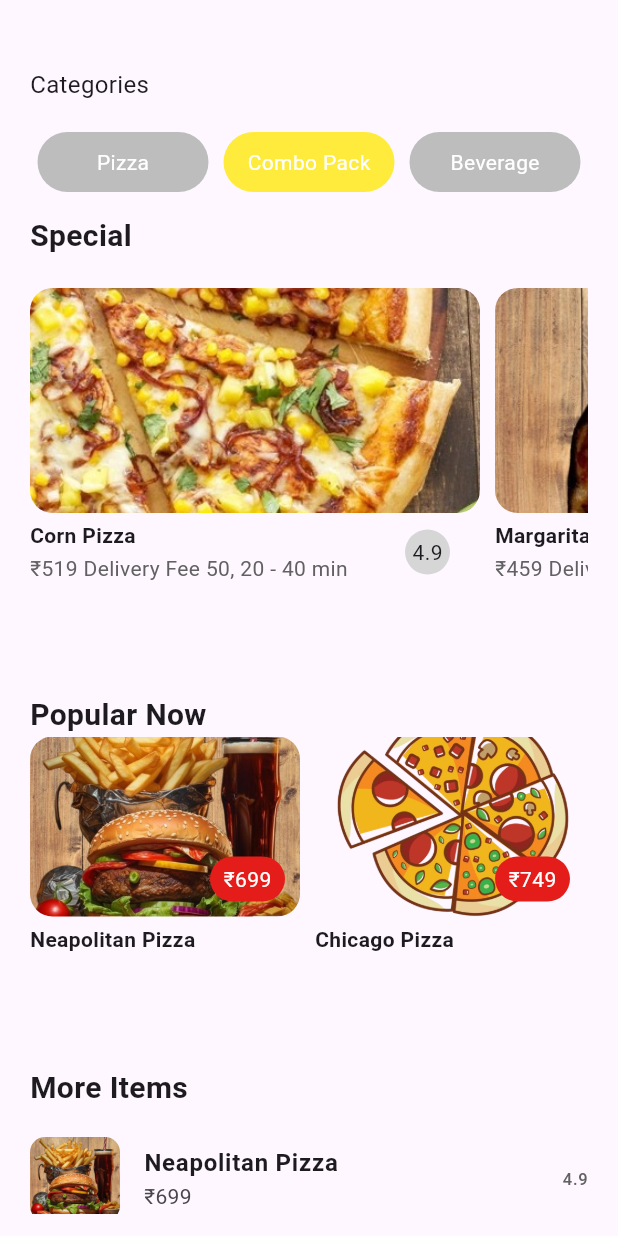
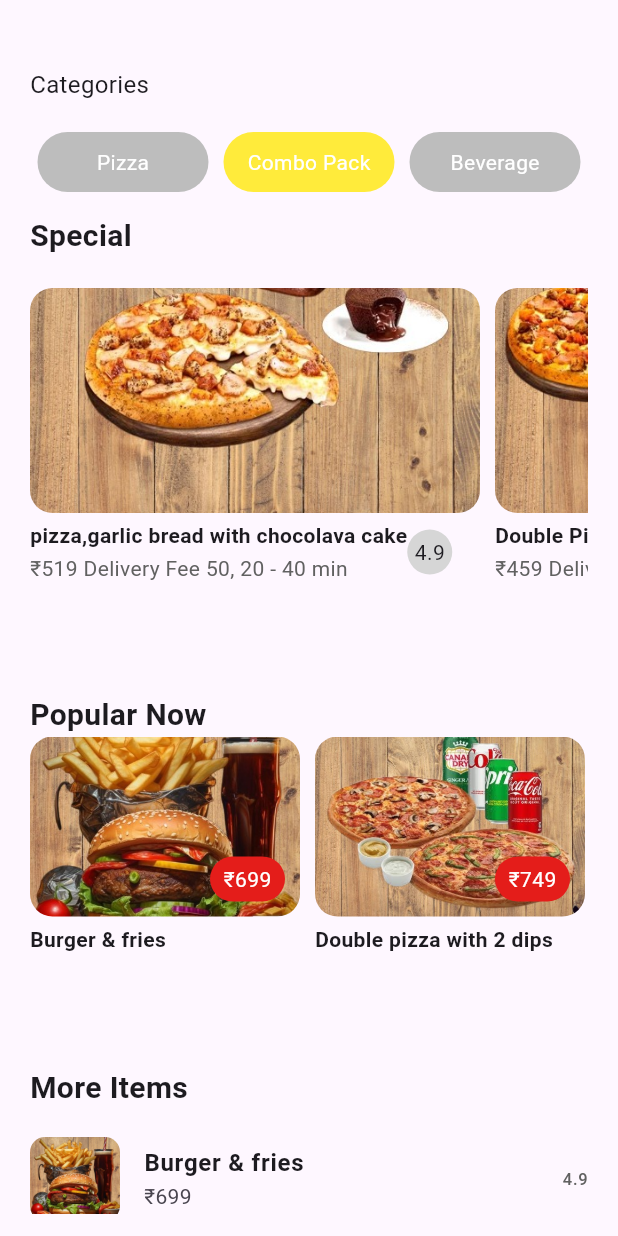
Before and after one commit to Vishal-NodeServer/Pizza-app, a Flutter app: the FoodMainPage screen opened directly, after a tap on "Combo Pack", on a phone screen of 412 x 824 dp. Run offline on Flutter 3.47's test engine with Material 3 defaults, Android fonts, the light colour scheme and no system bars.

Commit message:
image added

```diff
--- a/lib/data/food_data.dart
+++ b/lib/data/food_data.dart
@@ -17,69 +17,93 @@ final PIZZA_POPULAR_LIST = [
     "rating": "3.3",
     "price": "599" // Example price
   },
+  {
+    "image": "spicy.jpg", // Replaced
+    "title": "Spicy pizza",
+    "rating": "3.9",
+    "price": "299" // Example price
+  },
+  {
+    "image": "paneer.jpg", // Replaced
+    "title": "paneer pizza",
+    "rating": "3.5",
+    "price": "399" // Example price
+  },
+  {
+    "image": "mushroom.jpg", // Replaced
+    "title": "Mushroom pizza",
+    "rating": "4.3",
+    "price": "599" // Example price
+  },
+  {
+    "image": "tomato.jpg", // Replaced
+    "title": "Tomato pizza",
+    "rating": "3.6",
+    "price": "199" // Example price
+  },
+  {
+    "image": "veggie.jpg", // Replaced
+    "title": "Veggie pizza",
+    "rating": "3.6",
+    "price": "199" // Example price
+  },
+  {
+    "image": "puffpizza.jpg", // Replaced
+    "title": "Puffpizza",
+    "rating": "3.6",
+    "price": "199" // Example price
+  },
 ];
 
 final PIZZA_SPECIAL_LIST = [
   {
-    "image": "corn.jpg", // Replaced
-    "title": "Corn Pizza",
+    "image": "combo_5.jpg", // Replaced
+    "title": "pizza,garlic bread with chocolava cake",
     "rating": "4.9",
     "price": "519" // Example price
   },
   {
-    "image": "margarita.jpg", // Replaced
-    "title": "Margarita Pizza",
+    "image": "combo_6.jpg", // Replaced
+    "title": "Double Pizza with garlic bread",
     "rating": "3.0",
     "price": "459" // Example price
   },
   {
-    "image": "mushroom.jpg",
-    "title": "Mushroom pizza",
+    "image": "combo_7.jpg",
+    "title": "2pizza with garlic bread ",
     "rating": "3.9",
     "price": "489" // Example price
   },
   {
-    "image": "paneer.jpg",
-    "title": "Paneer Pizza",
+    "image": "combo_8.jpg",
+    "title": "2pizza with 2 garlic bread",
     "rating": "2.8",
     "price": "529" // Example price
-  },
-  {
-    "image": "tomato.png",
-    "title": "Tomato pizza",
-    "rating": "2.0",
-    "price": "479" // Example price
-  },
-  {
-    "image": "veggie.jpg",
-    "title": "Veggie Pizza",
-    "rating": "4.5",
-    "price": "499" // Example price
   },
 ];
 
 final PIZZA_SPECIAL_COMBO_LIST = [
   {
     "image": "combo_1.jpg",
-    "title": "Neapolitan Pizza",
+    "title": "Burger & fries",
     "rating": "4.9",
     "price": "699" // Example price
   },
   {
-    "image": "loggo.png",
-    "title": "Chicago Pizza",
+    "image": "combo_2.jpg",
+    "title": "Double pizza with 2 dips",
     "rating": "5.0",
     "price": "749" // Example price
   },
   {
-    "image": "loggo.png",
-    "title": "New York-Style Pizza",
+    "image": "combo_3.jpg",
+    "title": "4 pizza combo",
     "rating": "5.0",
     "price": "729" // Example price
   },
   {
-    "image": "loggo.png",
-    "title": "Sicilian Pizza",
+    "image": "combo_4.jpg",
+    "title": "Pizza with garlic bread",
     "rating": "4.2",
     "price": "699" // Example price
   },
@@ -87,79 +111,103 @@ final PIZZA_SPECIAL_COMBO_LIST = [
 
 final PIZZA_POPULAR_COMBO_LIST = [
   {
-    "image": "combo_1.jpg",
-    "title": "Greek Pizza",
+    "image": "7up.jpg",
+    "title": "7Up soft drink",
     "rating": "4.2",
     "price": "639" // Example price
   },
   {
-    "image": "combo_2.jpg",
+    "image": "mountaindew.jpg",
     "title": "California Pizza",
     "rating": "3.7",
     "price": "649" // Example price
   },
   {
-    "image": "combo_3.jpg",
+    "image": "pepsi.jpg",
     "title": "Detroit Pizza",
     "rating": "4.9",
     "price": "689" // Example price
   },
   {
-    "image": "combo_4.jpg",
+    "image": "fanta.jpg",
     "title": "St. Louis Pizza",
     "rating": "3.8",
     "price": "659" // Example price
-  },
-  {
-    "image": "combo_5.jpg",
-    "title": "Meat Pizza",
-    "rating": "5.0",
-    "price": "699" // Example price
-  },
-  {
-    "image": "combo_6.jpg",
-    "title": "Meat Pizza",
-    "rating": "5.0",
-    "price": "699" // Example price
-  },
-  {
-    "image": "combo_7.jpg",
-    "title": "Meat Pizza",
-    "rating": "5.0",
-    "price": "699" // Example price
-  },
-  {
-    "image": "combo_8.jpg",
-    "title": "Meat Pizza",
-    "rating": "5.0",
-    "price": "699" // Example price
   },
 ];
 
 final BEVERAGE_SPECIAL_LIST = [
   {
-    "image": "loggo.png", // Replaced
-    "title": "Chicken Sandwich",
+    "image": "7up.jpg", // Replaced
+    "title": "7up",
     "rating": "4.2",
     "price": "299" // Example price
   },
   {
-    "image": "loggo.png", // Replaced
-    "title": "Egg Sandwich",
+    "image": "cocacola.jpg", // Replaced
+    "title": "Coca cola",
     "rating": "4.5",
     "price": "279" // Example price
   },
   {
-    "image": "loggo.png", // Replaced
-    "title": "Seafood Sandwich",
+    "image": "mountaindew.jpg", // Replaced
+    "title": "Mountaindew",
     "rating": "4.2",
     "price": "349" // Example price
   },
   {
-    "image": "loggo.png", // Replaced
-    "title": "Roast Beef Sandwich",
+    "image": "fanta.jpg", // Replaced
+    "title": "Fanta",
     "rating": "5.0",
     "price": "359" // Example price
+  },
+  {
+    "image": "monster.jpg", // Replaced
+    "title": "Monster energy",
+    "rating": "4.7",
+    "price": "129" // Example price
+  },
+  {
+    "image": "sprite.jpg", // Replaced
+    "title": "Sprite",
+    "rating": "4.3",
+    "price": "89" // Example price
+  },
+  {
+    "image": "coczero.jpg", // Replaced
+    "title": "coke zero sugar",
+    "rating": "3.6",
+    "price": "199" // Example price
+  },
+  {
+    "image": "redbull.jpg", // Replaced
+    "title": "Redbull",
+    "rating": "3.6",
+    "price": "199" // Example price
+  },
+  {
+    "image": "orange.jpg", // Replaced
+    "title": "Orange Juice",
+    "rating": "3.6",
+    "price": "199" // Example price
+  },
+  {
+    "image": "watermelon.jpg", // Replaced
+    "title": "Watermelon Juice",
+    "rating": "3.6",
+    "price": "199" // Example price
+  },
+  {
+    "image": "guava.jpg", // Replaced
+    "title": "guava juice",
+    "rating": "3.6",
+    "price": "199" // Example price
+  },
+  {
+    "image": "pineapple.jpg", // Replaced
+    "title": "pineapple juice",
+    "rating": "3.6",
+    "price": "199" // Example price
   },
 ];
 
```
Also changed, not shown: pubspec.yaml (+9 -0 lines), assets/coczero.jpg (added), assets/guava.jpg (added), assets/orange.jpg (added), assets/pineapple.jpg (added), assets/puffpizza.jpg (added), assets/redbull.jpg (added), assets/watermelon.jpg (added), 1 other file.
